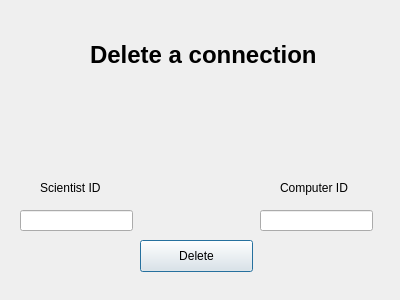
Above: GUI-verklegtVika3/deleteconnection.ui from streamerinn/Verklegt-1 before the change. Below: the same form after it.
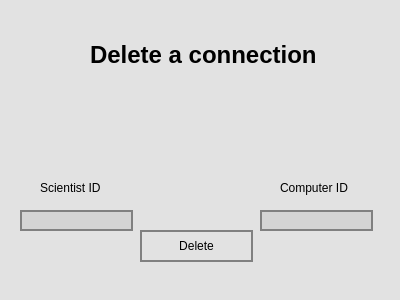
That is the form after the change. Icons and pictures are not drawn.

Diff of the .ui file:
```diff
--- a/GUI-verklegtVika3/deleteconnection.ui
+++ b/GUI-verklegtVika3/deleteconnection.ui
@@ -17,6 +17,9 @@
    <iconset resource="aukaefni.qrc">
     <normaloff>:/images/pictures/linking.png</normaloff>:/images/pictures/linking.png</iconset>
   </property>
+  <property name="styleSheet">
+   <string notr="true">background-color: rgb(226, 226, 226);</string>
+  </property>
   <widget class="QLabel" name="label">
    <property name="geometry">
     <rect>
@@ -65,11 +68,15 @@
    <property name="geometry">
     <rect>
      <x>140</x>
-     <y>240</y>
+     <y>230</y>
      <width>113</width>
      <height>32</height>
     </rect>
    </property>
+   <property name="styleSheet">
+    <string notr="true">
+	border: 2px solid gray;</string>
+   </property>
    <property name="text">
     <string>Delete</string>
    </property>
@@ -83,6 +90,10 @@
      <height>21</height>
     </rect>
    </property>
+   <property name="styleSheet">
+    <string notr="true">background-color: rgb(212, 212, 212);
+	border: 2px solid gray;</string>
+   </property>
   </widget>
   <widget class="QLineEdit" name="insertCompID">
    <property name="geometry">
@@ -93,6 +104,10 @@
      <height>21</height>
     </rect>
    </property>
+   <property name="styleSheet">
+    <string notr="true">background-color: rgb(212, 212, 212);
+	border: 2px solid gray;</string>
+   </property>
   </widget>
   <widget class="QLabel" name="errorCheck">
    <property name="geometry">
```
Left out of the diff: 3 changed lines with no effect on the pictures.
